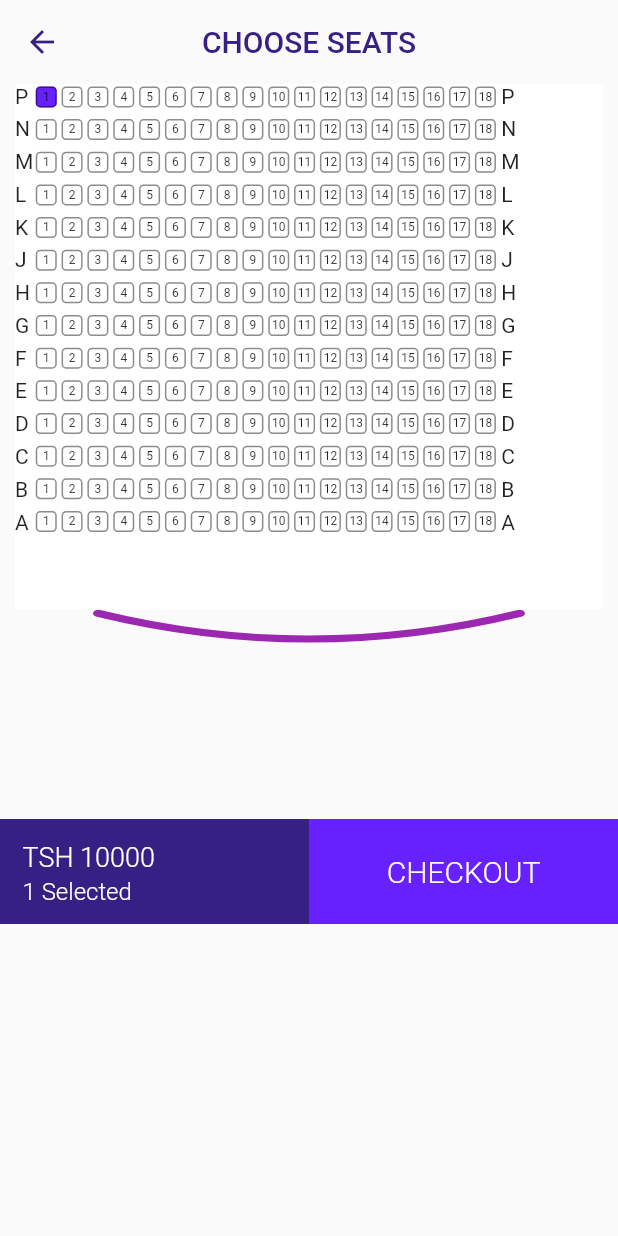
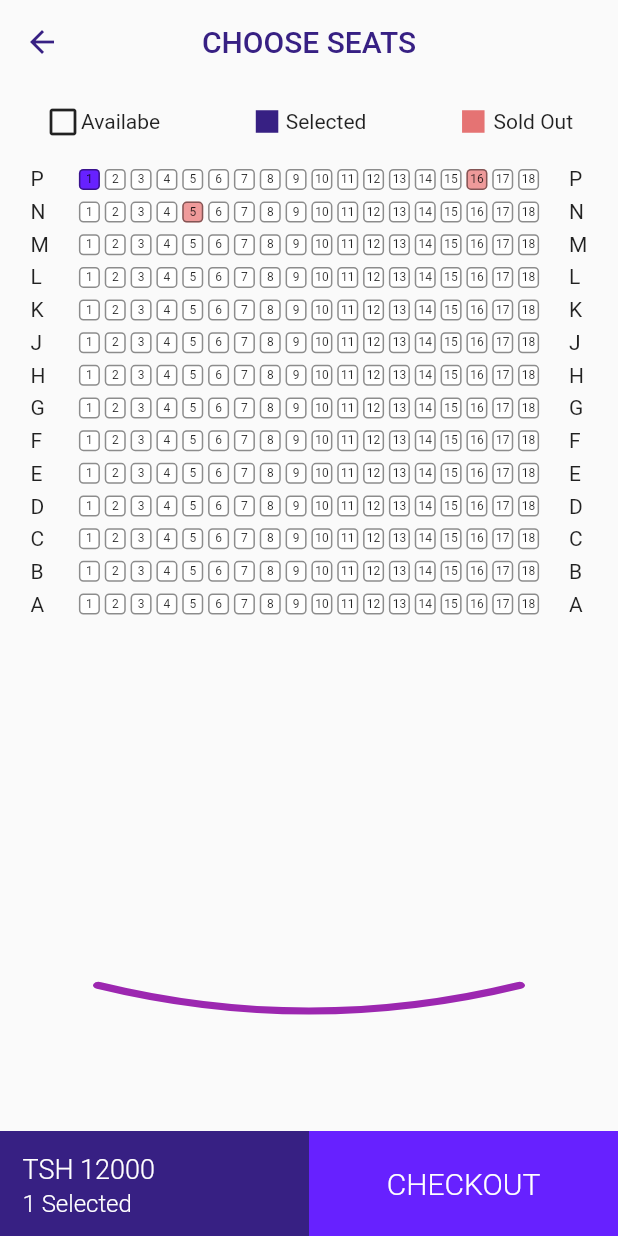
Before and after one commit to Burnwood1911/cinemaapp, a Flutter app: the SeatSelectorView screen opened directly, after a tap on an icon or button, on a phone screen of 412 x 824 dp. Run offline on Flutter 3.47's test engine with Material 2 defaults, Android fonts, the phone set to English and light mode, and no system bars; our stand-ins replace cached_network_image, carousel_slider; network calls fail.

Commit message:
new hange

```diff
--- a/lib/main.dart
+++ b/lib/main.dart
@@ -3,6 +3,7 @@
 import 'package:cached_network_image/cached_network_image.dart';
 import 'package:carousel_slider/carousel_slider.dart';
 import 'package:cinemaapp/models/movie_images.dart';
+import 'package:cinemaapp/views/paymet.dart';
 import 'package:flutter/cupertino.dart';
 import 'package:flutter/material.dart';
 
@@ -425,7 +426,6 @@ class _MovieDetalViewState extends State<MovieDetalView> {
                 color: Colors.white,
                 child: const Center(child: CupertinoActivityIndicator()));
           } else {
-            debugPrint('Received Movie id: ${widget.movieId}');
             MovieDetail movieDetail = snapshot.data!;
             return Scaffold(
               body: Stack(
@@ -435,7 +435,7 @@ class _MovieDetalViewState extends State<MovieDetalView> {
                       child: CachedNetworkImage(
                         imageUrl:
                             'https://image.tmdb.org/t/p/original${movieDetail.backdropPath}',
-                        height: MediaQuery.of(context).size.height / 2.5,
+                        height: MediaQuery.of(context).size.height / 2.7,
                         width: double.infinity,
                         fit: BoxFit.cover,
                         placeholder: (context, url) =>
@@ -454,7 +454,7 @@ class _MovieDetalViewState extends State<MovieDetalView> {
                           elevation: 0,
                         ),
                         Container(
-                          padding: EdgeInsets.only(top: 25),
+                          padding: EdgeInsets.only(top: 8),
                           child: GestureDetector(
                             onTap: () async {
                               final youtueUrl =
@@ -518,7 +518,9 @@ class _MovieDetalViewState extends State<MovieDetalView> {
                                     children: [
                                       Text(
                                         "RELEASE DATE",
-                                        style: TextStyle(color: Colors.black45),
+                                        style: TextStyle(
+                                            color: Colors.black45,
+                                            fontWeight: FontWeight.w500),
                                       ),
                                       Text(
                                         movieDetail.releaseDate!,
@@ -540,7 +542,8 @@ class _MovieDetalViewState extends State<MovieDetalView> {
                                         '${movieDetail.runtime!.toString()} MINS',
                                         style: TextStyle(
                                             color: Color.fromRGBO(
-                                                232, 22, 103, 75)),
+                                                232, 22, 103, 75),
+                                            fontWeight: FontWeight.w500),
                                       )
                                     ],
                                   ),
@@ -550,7 +553,9 @@ class _MovieDetalViewState extends State<MovieDetalView> {
                                     children: [
                                       Text(
                                         "BUDGET",
-                                        style: TextStyle(color: Colors.black45),
+                                        style: TextStyle(
+                                            color: Colors.black45,
+                                            fontWeight: FontWeight.w500),
                                       ),
                                       Text(
                                         '\$${movieDetail.budget!.toString()}',
@@ -560,6 +565,19 @@ class _MovieDetalViewState extends State<MovieDetalView> {
                                       )
                                     ],
                                   ),
+                                ],
+                              ),
+                              SizedBox(
+                                height: 10,
+                              ),
+                              Row(
+                                children: const [
+                                  Text("Cast:",
+                                      style: TextStyle(
+                                          color: Colors.black45,
+                                          fontWeight: FontWeight.bold,
+                                          fontSize: 16)),
+                                  Text(" to implement feature soon")
                                 ],
                               ),
                               SizedBox(
@@ -578,7 +596,12 @@ class _MovieDetalViewState extends State<MovieDetalView> {
                               SizedBox(
                                 height: 10,
                               ),
-                              Text("SREENSHOTS"),
+                              Text(
+                                "SREENSHOTS",
+                                style: TextStyle(
+                                    fontWeight: FontWeight.bold,
+                                    color: Colors.black45),
+                              ),
                               FutureBuilder<List<Backdrops>>(
                                   future:
                                       apiService.movieImages(widget.movieId),
@@ -603,7 +626,7 @@ class _MovieDetalViewState extends State<MovieDetalView> {
                                                   GestureDetector(
                                                     onLongPress: () async {
                                                       final screenUrl =
-                                                          'https://image.tmdb.org/t/p/w500${backs[index].filePath}';
+                                                          'https://image.tmdb.org/t/p/original${backs[index].filePath}';
 
                                                       if (await canLaunch(
                                                           screenUrl)) {
@@ -692,10 +715,15 @@ class _SeatSelectorViewState extends State<SeatSelectorView> {
   //         .toList();
 
   bool isReserved = false;
+  List<int> reserved = [15, 22];
 
   bool isSelected = false;
 
   int selectedIndex = 0;
+
+  int moviePrice = 12000;
+
+  List<int> selectedIndexes = [];
 
   int seatsNum = 0;
   int price = 0;
@@ -714,14 +742,50 @@ class _SeatSelectorViewState extends State<SeatSelectorView> {
       body: Column(
         children: [
           Container(
-            height: 350,
-            margin: EdgeInsets.symmetric(horizontal: 10),
-            color: Colors.white,
+            padding: EdgeInsets.symmetric(horizontal: 30),
+            height: 50,
+            width: double.infinity,
             child: Row(
-              mainAxisAlignment: MainAxisAlignment.start,
+              mainAxisAlignment: MainAxisAlignment.spaceBetween,
+              children: [
+                Row(children: const [
+                  Icon(
+                    Icons.check_box_outline_blank,
+                  ),
+                  Text("Availabe"),
+                ]),
+                Row(children: [
+                  Container(
+                      width: 15,
+                      height: 15,
+                      color: Color.fromRGBO(55, 32, 131, 20)),
+                  SizedBox(
+                    width: 5,
+                  ),
+                  Text("Selected"),
+                ]),
+                Row(children: [
+                  Container(width: 15, height: 15, color: Colors.red[300]),
+                  SizedBox(
+                    width: 6,
+                  ),
+                  Text("Sold Out"),
+                ])
+              ],
+            ),
+          ),
+          Container(
+            alignment: Alignment.center,
+            margin: EdgeInsets.only(bottom: 30, top: 5),
+            height: 300,
+            child: Row(
+              mainAxisAlignment: MainAxisAlignment.spaceBetween,
               crossAxisAlignment: CrossAxisAlignment.start,
               children: [
                 SizedBox(
+                  width: 2,
+                ),
+                Container(
                   height: 300,
                   child: Column(
                     crossAxisAlignment: CrossAxisAlignment.start,
@@ -747,7 +811,6 @@ class _SeatSelectorViewState extends State<SeatSelectorView> {
                 Column(
                   children: [
                     Container(
-                      //color: Colors.grey.shade400,
                       height: 300,
                       width: 310,
                       child: GridView.count(
@@ -760,31 +823,44 @@ class _SeatSelectorViewState extends State<SeatSelectorView> {
                               (index) => Center(
                                     child: GestureDetector(
                                       onTap: () {
-                                        if (index == selectedIndex &&
-                                            isSelected == true) {
+                                        if (reserved.contains(index)) {
+                                          showDialog(
+                                              context: context,
+                                              builder: (contex) => AlertDialog(
+                                                    actionsAlignment:
+                                                        MainAxisAlignment
+                                                            .center,
+                                                    actions: [
+                                                      TextButton(
+                                                          onPressed: () =>
+                                                              Navigator.pop(
+                                                                  context),
+                                                          child: Text("Close"))
+                                                    ],
+                                                    content: Text(
+                                                        "Seat Taken Please Select Another Seat",
+                                                        textAlign:
+                                                            TextAlign.center),
+                                                    contentTextStyle: TextStyle(
+                                                        color: Colors.black),
+                                                  ));
+                                        } else if (selectedIndexes
+                                            .contains(index)) {
                                           setState(() {
-                                            selectedIndex = 0;
-                                            isSelected = false;
-                                            seatsNum = 0;
-                                            price = 10000 * seatsNum;
+                                            selectedIndexes.remove(index);
                                           });
                                         } else {
                                           setState(() {
-                                            selectedIndex = index;
-                                            isSelected = true;
-                                            seatsNum++;
-                                            price = 10000 * seatsNum;
+                                            selectedIndexes.add(index);
                                           });
-
-                                          debugPrint(
-                                              'Seat: ${selectedIndex + 1}');
                                         }
-                                        debugPrint('Seat: ${selectedIndex}');
                                       },
                                       child: Container(
                                           decoration: BoxDecoration(
-                                              color: index == selectedIndex &&
-                                                      isSelected
+                                              color: reserved.contains(index)
+                                                  ? Colors.red[200]
+                                                  : selectedIndexes
+                                                          .contains(index)
                                                       ? Color.fromRGBO(
                                                           103, 33, 255, 100)
                                                       : Colors.white,
@@ -837,7 +913,6 @@ class _SeatSelectorViewState extends State<SeatSelectorView> {
                   ],
                 ),
                 Container(
-                  padding: EdgeInsets.only(left: 2),
                   height: 300,
                   child: Column(
                     crossAxisAlignment: CrossAxisAlignment.start,
@@ -860,16 +935,16 @@ class _SeatSelectorViewState extends State<SeatSelectorView> {
                     ],
                   ),
                 ),
+                SizedBox(
+                  width: 2,
+                ),
               ],
             ),
           ),
-          SizedBox(
-            height: 20,
-          ),
+
+          Expanded(child: Container()),
 
           Container(
-            alignment: Alignment.topCenter,
-            margin: EdgeInsets.only(bottom: 40),
             color: Colors.transparent,
             transform: Matrix4.rotationX(180),
             height: 40,
@@ -911,7 +986,7 @@ class _SeatSelectorViewState extends State<SeatSelectorView> {
                       mainAxisAlignment: MainAxisAlignment.start,
                       crossAxisAlignment: CrossAxisAlignment.start,
                       children: [
-                        Text("TSH $price",
+                        Text("TSH ${moviePrice * selectedIndexes.length}",
                             style: TextStyle(
                                 color: Colors.white,
                                 fontSize: 18,
@@ -919,14 +994,21 @@ class _SeatSelectorViewState extends State<SeatSelectorView> {
                         SizedBox(
                           height: 3,
                         ),
-                        Text("$seatsNum Selected",
+                        Text("${selectedIndexes.length} Selected",
                             style: TextStyle(
                                 color: Colors.white,
                                 fontSize: 16,
                                 fontWeight: FontWeight.w300))
                       ],
                     )),
-                Container(
+                GestureDetector(
+                  onTap: () {
+                    Navigator.push(
+                        context,
+                        MaterialPageRoute(
+                            builder: (context) => PaymentScreen()));
+                  },
+                  child: Container(
                     alignment: Alignment.center,
                     height: 70,
                     width: MediaQuery.of(context).size.width / 2,
@@ -937,6 +1019,7 @@ class _SeatSelectorViewState extends State<SeatSelectorView> {
                           color: Colors.white,
                           fontSize: 20,
                           fontWeight: FontWeight.w300),
+                    ),
                   ),
                 ),
               ]))
--- a/pubspec.yaml
+++ b/pubspec.yaml
@@ -38,12 +38,6 @@ dependencies:
   url_launcher: ^6.0.12
 
 dev_dependencies:
-
-  # The "flutter_lints" package below contains a set of recommended lints to
-  # encourage good coding practices. The lint set provided by the package is
-  # activated in the `analysis_options.yaml` file located at the root of your
-  # package. See that file for information about deactivating specific lint
-  # rules and activating additional ones.
   flutter_lints: ^1.0.0
   flutter_test:
     sdk: flutter
```
Also changed, not shown: lib/views/paymet.dart (added, +15 -0 lines), 1 other file. Lines whose indentation alone changed are shown as unchanged.
